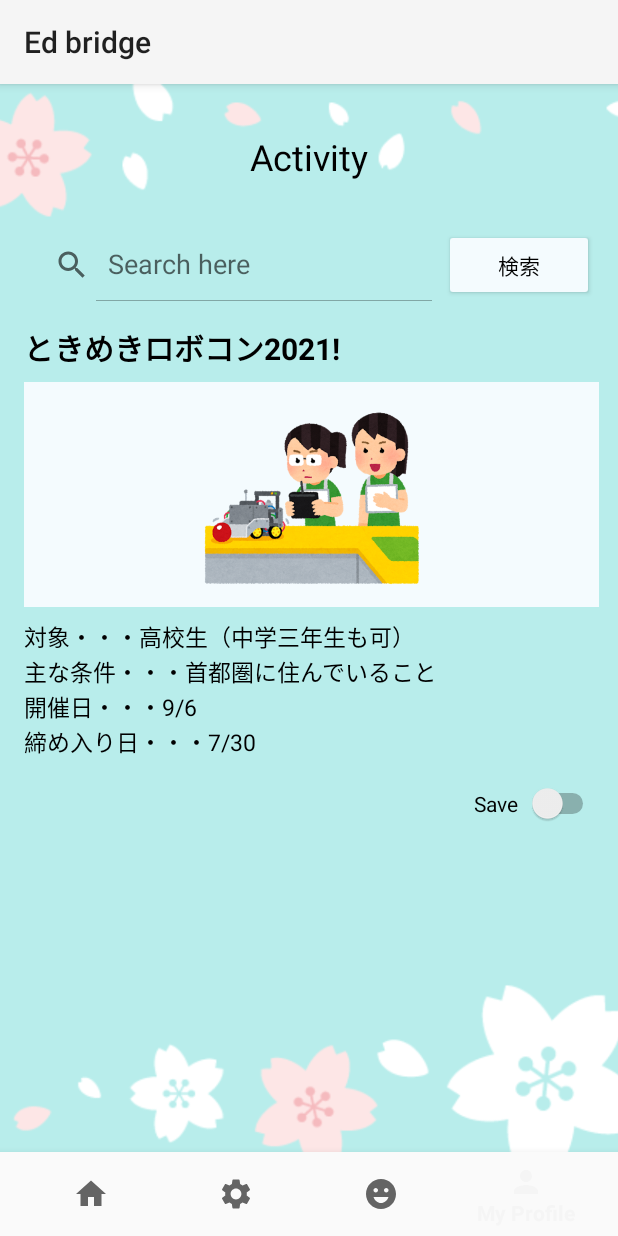
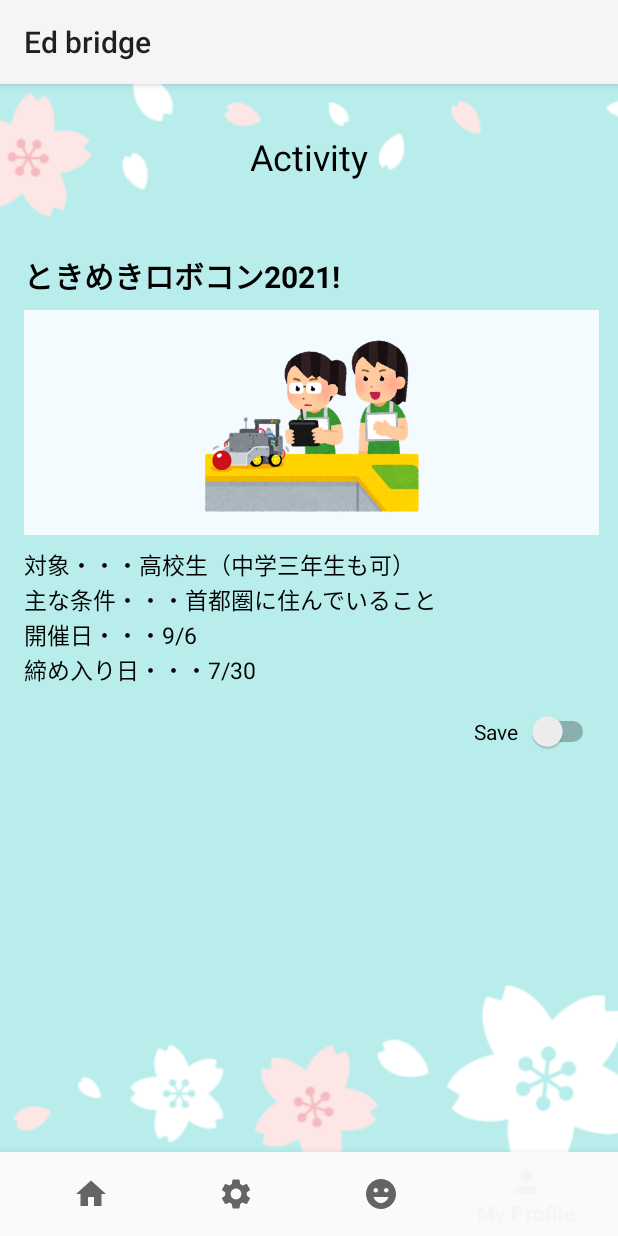
Before and after one commit to Komorebi-tg/app1, an Android app: the fragment ActivityExampleFragment placed in its activity, on a phone screen of 412 x 824 dp. Run offline under Robolectric (Android 15) with nearby library versions, the phone set to English and light mode, and no system bars; our stand-ins replace Room's generated code.

Commit message:
search exampleから削除

```diff
--- a/app/src/main/res/layout/fragment_activity_example.xml
+++ b/app/src/main/res/layout/fragment_activity_example.xml
@@ -43,26 +43,7 @@
         android:orientation="horizontal"
         app:layout_constraintEnd_toEndOf="parent"
         app:layout_constraintStart_toStartOf="parent"
-        app:layout_constraintTop_toBottomOf="@+id/textView10">
-
-        <SearchView
-            android:layout_width="280dp"
-            android:layout_height="match_parent"
-            android:iconifiedByDefault="false"
-            android:queryHint="Search here">
-
-        </SearchView>
-
-        <Button
-            android:id="@+id/button"
-            android:layout_width="match_parent"
-            android:layout_height="wrap_content"
-            android:layout_weight="1"
-            android:text="@string/Search"
-            android:textColor="@color/black"
-            app:backgroundTint="@color/スノーホワイト" />
-
-    </LinearLayout>
+        app:layout_constraintTop_toBottomOf="@+id/textView10"/>
 
     <ScrollView
         android:id="@+id/mental_health_scroll"
```
Also changed, not shown: app/src/main/res/layout/fragment_mental_health_example1.xml (+1 -19 lines), app/src/main/res/layout/fragment_scholarship_example.xml (+1 -21 lines), app/src/main/res/layout/fragment_scholarship_example2.xml (+1 -20 lines), app/src/main/res/layout/fragment_university_of_tokyo_engineering.xml (+1 -20 lines).
